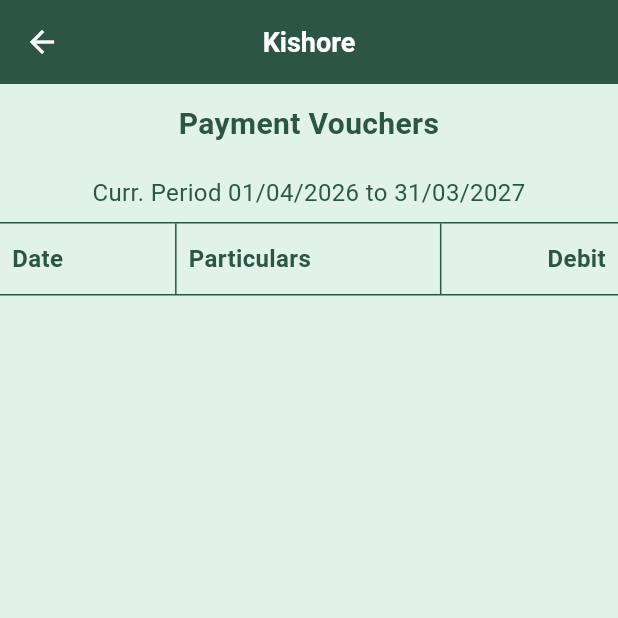
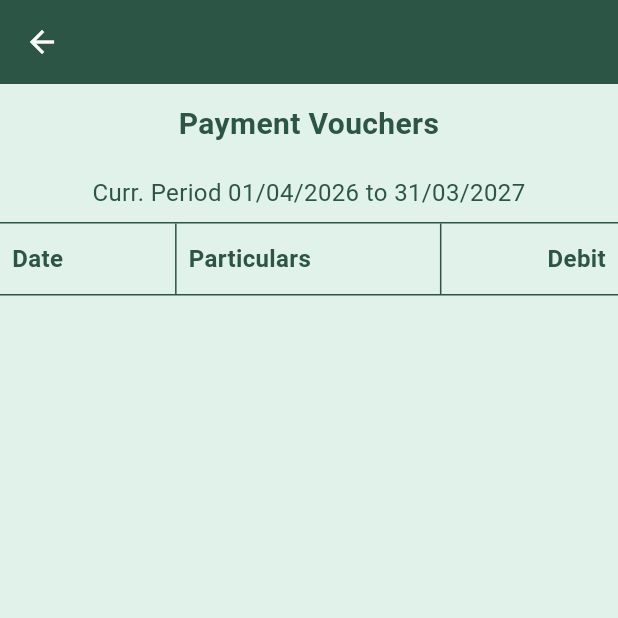
Before and after one commit to mskishore312/accounting-app, a Flutter app: the AccountingVouchers screen opened directly, after a tap on an icon or button, on a phone screen of 412 x 824 dp, the top half of it. Run offline on Flutter 3.47's test engine with Material 3 defaults, Android fonts, the phone set to English and light mode, and no system bars; our stand-ins replace file_picker, pdf, share_plus, sqflite, sqflite_common_ffi; missing offline and left inert: google_mlkit_text_recognition, syncfusion_flutter_pdf; accounts and stored records are empty; project files that could hold a hidden picture were left out.

Commit message:
Fix hardcoded company title and missing journal particulars
Found by running the app end-to-end on a desktop build:
- Four screens (journal/payment/receipt lists, daybook) hardcoded
  'Kishore' as the app-bar title; new CompanyTitle widget shows the
  selected company's name
- Journal voucher list showed 'Unknown' particulars because
  getVouchers(type) never returned a particulars field; the typed query
  now includes the first debit ledger's name

Co-Authored-By: Claude Fable 5 <noreply@anthropic.com>
Claude-Session: https://claude.ai/code/session_01P3wqqoKCC7G66gvBqe1Hqi

```diff
--- a/lib/data/storage_service.dart
+++ b/lib/data/storage_service.dart
@@ -523,11 +523,21 @@ class StorageService {
     final db = await _instance.database;
 
     if (type != null) {
-      return await db.query(
-        'Vouchers',
-        where: 'company_id = ? AND type = ?',
-        whereArgs: [companyId, type]
-      );
+      // Include the primary (first debit) ledger name as particulars for
+      // voucher list screens.
+      return await db.rawQuery('''
+        SELECT v.*,
+          ( SELECT l.name
+            FROM VoucherEntries ve
+            JOIN Ledgers l ON ve.ledger_id = l.id
+            WHERE ve.voucher_id = v.id AND ve.debit > 0
+            ORDER BY ve.id ASC
+            LIMIT 1
+          ) AS particulars
+        FROM Vouchers v
+        WHERE v.company_id = ? AND v.type = ?
+        ORDER BY v.voucher_date, v.id
+      ''', [companyId, type]);
     }
     return await db.query(
       'Vouchers',
--- a/lib/ui/payment_voucher_list.dart
+++ b/lib/ui/payment_voucher_list.dart
@@ -1,4 +1,5 @@
 import 'package:flutter/material.dart';
+import 'package:accounting_app/ui/widgets/company_title.dart';
 import 'package:accounting_app/data/storage_service.dart';
 import 'package:accounting_app/ui/payment_voucher.dart';
 import 'package:accounting_app/services/period_service.dart';
@@ -179,16 +180,16 @@ class _PaymentVoucherListState extends State<PaymentVoucherList> {
       appBar: AppBar(
         elevation: 0,
         backgroundColor: const Color(0xFF2C5545),
-        title: Text(
-          _selectionMode
-              ? '${_selectedIds.length} selected'
-              : 'Kishore',
-          style: const TextStyle(
-            fontSize: 18,
-            fontWeight: FontWeight.bold,
-            color: Colors.white,
-          ),
-        ),
+        title: _selectionMode
+            ? Text(
+                '${_selectedIds.length} selected',
+                style: const TextStyle(
+                  fontSize: 18,
+                  fontWeight: FontWeight.bold,
+                  color: Colors.white,
+                ),
+              )
+            : const CompanyTitle(),
         centerTitle: true,
         leading: IconButton(
           icon: const Icon(Icons.arrow_back, color: Colors.white),
--- /dev/null
+++ b/lib/ui/widgets/company_title.dart
@@ -0,0 +1,24 @@
+import 'package:flutter/material.dart';
+import 'package:accounting_app/data/storage_service.dart';
+
+/// App bar title showing the currently selected company's name.
+class CompanyTitle extends StatelessWidget {
+  const CompanyTitle({Key? key}) : super(key: key);
+
+  @override
+  Widget build(BuildContext context) {
+    return FutureBuilder<Map<String, dynamic>?>(
+      future: StorageService.getSelectedCompany(),
+      builder: (context, snapshot) {
+        return Text(
+          snapshot.data?['name'] as String? ?? '',
+          style: const TextStyle(
+            fontSize: 18,
+            fontWeight: FontWeight.bold,
+            color: Colors.white,
+          ),
+        );
+      },
+    );
+  }
+}
```
Also changed, not shown: lib/ui/daybook.dart (+2 -8 lines), lib/ui/journal_voucher_list.dart (+2 -8 lines), lib/ui/receipt_voucher_list.dart (+2 -8 lines).
